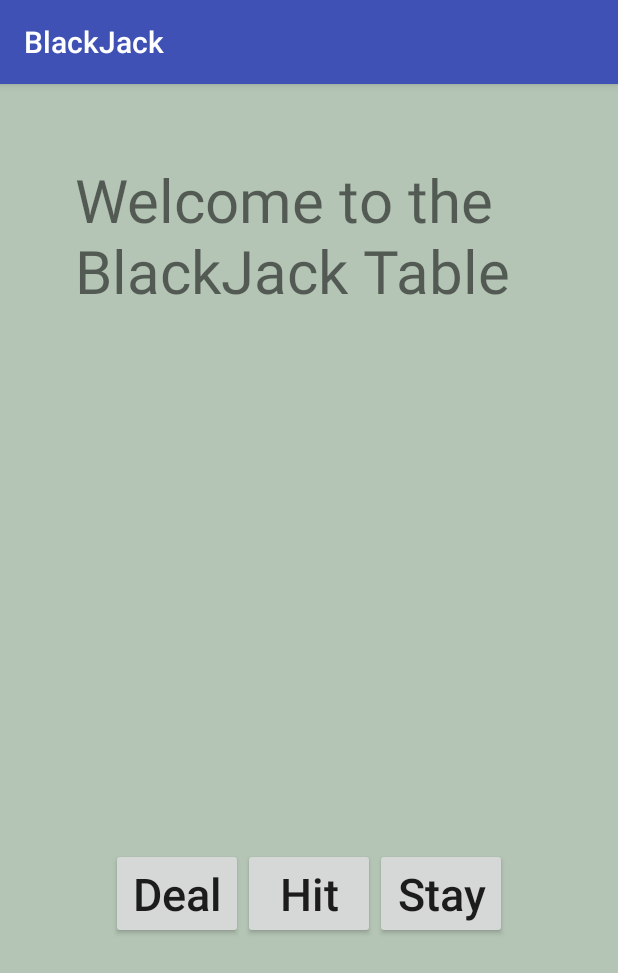
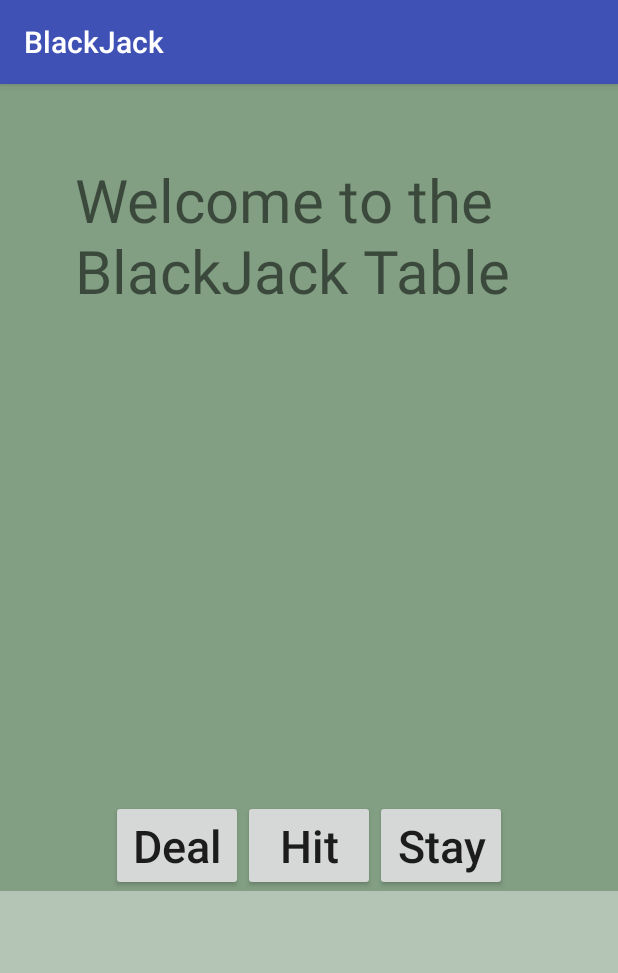
Before and after one commit to EwenFin/BlackJackApp, an Android app: the screen it shows after launch (BlackJackActivity), after a tap on "PLAY BLACKJACK", on a phone screen of 412 x 824 dp. Shown: the top 973 px of the screen. Run offline under Robolectric (Android 15) with nearby library versions, the light colour scheme and no system bars.

Commit message:
added scrollview

```diff
--- a/app/src/main/res/layout/activity_black_jack.xml
+++ b/app/src/main/res/layout/activity_black_jack.xml
@@ -1,4 +1,10 @@
 <?xml version="1.0" encoding="utf-8"?>
+
+<ScrollView xmlns:android="http://schemas.android.com/apk/res/android"
+    android:layout_width="match_parent"
+    android:layout_height="match_parent"
+    android:background="@color/green">
+
 <LinearLayout xmlns:android="http://schemas.android.com/apk/res/android"
     xmlns:app="http://schemas.android.com/apk/res-auto"
     xmlns:tools="http://schemas.android.com/tools"
@@ -19,14 +25,14 @@
 
     <TextView
         android:id="@+id/your_hand_text"
-        android:textSize="40dp"
+        android:textSize="28dp"
         android:padding="50dp"
         android:layout_width="wrap_content"
         android:layout_height="wrap_content" />
 
     <TextView
         android:id="@+id/your_new_hand_text"
-        android:textSize="40dp"
+        android:textSize="28dp"
         android:padding="50dp"
         android:layout_width="wrap_content"
         android:layout_height="wrap_content" />
@@ -72,3 +78,4 @@
     </LinearLayout>
 
 </LinearLayout>
+</ScrollView>
```
